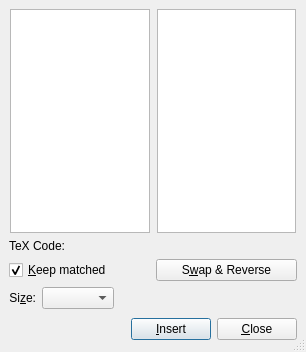
First picture: the form in src/frontends/qt4/ui/DelimiterUi.ui, repository cburschka/lyx, before the edit.
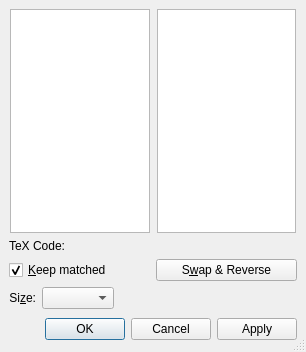
Second picture: the form after the edit.

Commit message:
More QDialogButtonBox transformation
GuiDelimiter through GuiIndex

See #11003

The edit to the form file:
```diff
--- a/src/frontends/qt4/ui/DelimiterUi.ui
+++ b/src/frontends/qt4/ui/DelimiterUi.ui
@@ -56,31 +56,9 @@
         </spacer>
        </item>
        <item>
-        <widget class="QPushButton" name="insertPB">
-         <property name="sizePolicy">
-          <sizepolicy hsizetype="Preferred" vsizetype="Fixed">
-           <horstretch>0</horstretch>
-           <verstretch>0</verstretch>
-          </sizepolicy>
-         </property>
-         <property name="toolTip">
-          <string>Insert the delimiters</string>
-         </property>
-         <property name="text">
-          <string>&amp;Insert</string>
-         </property>
-        </widget>
-       </item>
-       <item>
-        <widget class="QPushButton" name="closePB">
-         <property name="sizePolicy">
-          <sizepolicy hsizetype="Preferred" vsizetype="Fixed">
-           <horstretch>0</horstretch>
-           <verstretch>0</verstretch>
-          </sizepolicy>
-         </property>
-         <property name="text">
-          <string>&amp;Close</string>
+        <widget class="QDialogButtonBox" name="buttonBox">
+         <property name="standardButtons">
+          <set>QDialogButtonBox::Apply|QDialogButtonBox::Cancel|QDialogButtonBox::Ok</set>
          </property>
         </widget>
        </item>
```
Left out of the diff: 2 changed lines with no effect on the pictures. The commit also changes 15 other files.
